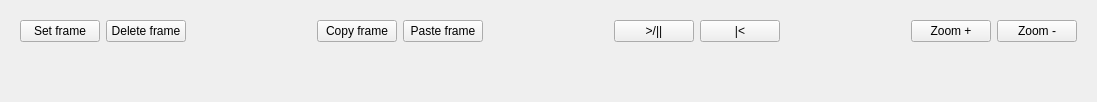
The window that src/keyframeeditor.ui (antonmx/posmotri) describes before a commit, drawn with Qt 5.
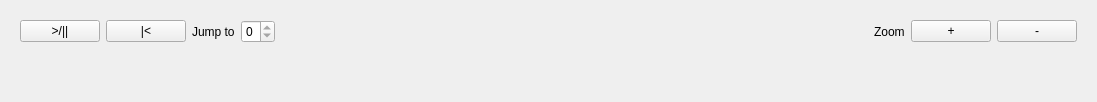
The same window after the commit.

Diff of the .ui file:
```diff
--- a/src/keyframeeditor.ui
+++ b/src/keyframeeditor.ui
@@ -23,60 +23,6 @@
       </sizepolicy>
      </property>
      <layout class="QHBoxLayout" name="horizontalLayout">
-      <item>
-       <widget class="QPushButton" name="setFrame">
-        <property name="text">
-         <string>Set frame</string>
-        </property>
-       </widget>
-      </item>
-      <item>
-       <widget class="QPushButton" name="deleteFrame">
-        <property name="text">
-         <string>Delete frame</string>
-        </property>
-       </widget>
-      </item>
-      <item>
-       <spacer name="horizontalSpacer">
-        <property name="orientation">
-         <enum>Qt::Horizontal</enum>
-        </property>
-        <property name="sizeHint" stdset="0">
-         <size>
-          <width>40</width>
-          <height>20</height>
-         </size>
-        </property>
-       </spacer>
-      </item>
-      <item>
-       <widget class="QPushButton" name="copyFrame">
-        <property name="text">
-         <string>Copy frame</string>
-        </property>
-       </widget>
-      </item>
-      <item>
-       <widget class="QPushButton" name="pasteFrame">
-        <property name="text">
-         <string>Paste frame</string>
-        </property>
-       </widget>
-      </item>
-      <item>
-       <spacer name="horizontalSpacer_2">
-        <property name="orientation">
-         <enum>Qt::Horizontal</enum>
-        </property>
-        <property name="sizeHint" stdset="0">
-         <size>
-          <width>40</width>
-          <height>20</height>
-         </size>
-        </property>
-       </spacer>
-      </item>
       <item>
        <widget class="QPushButton" name="playpause">
         <property name="text">
@@ -91,6 +37,20 @@
         </property>
        </widget>
       </item>
+      <item>
+       <widget class="QLabel" name="label">
+        <property name="text">
+         <string>Jump to</string>
+        </property>
+       </widget>
+      </item>
+      <item>
+       <widget class="QSpinBox" name="goTo">
+        <property name="maximum">
+         <number>0</number>
+        </property>
+       </widget>
+      </item>
       <item>
        <spacer name="horizontalSpacer_3">
         <property name="orientation">
@@ -104,10 +64,17 @@
         </property>
        </spacer>
       </item>
+      <item>
+       <widget class="QLabel" name="label_2">
+        <property name="text">
+         <string>Zoom</string>
+        </property>
+       </widget>
+      </item>
       <item>
        <widget class="QPushButton" name="zoomP">
         <property name="text">
-         <string>Zoom +</string>
+         <string>+</string>
         </property>
         <property name="autoRepeat">
          <bool>true</bool>
@@ -117,7 +84,7 @@
       <item>
        <widget class="QPushButton" name="zoomM">
         <property name="text">
-         <string>Zoom -</string>
+         <string>-</string>
         </property>
         <property name="autoRepeat">
          <bool>true</bool>
```
Left out of the diff: 2 changed lines with no effect on the pictures.
